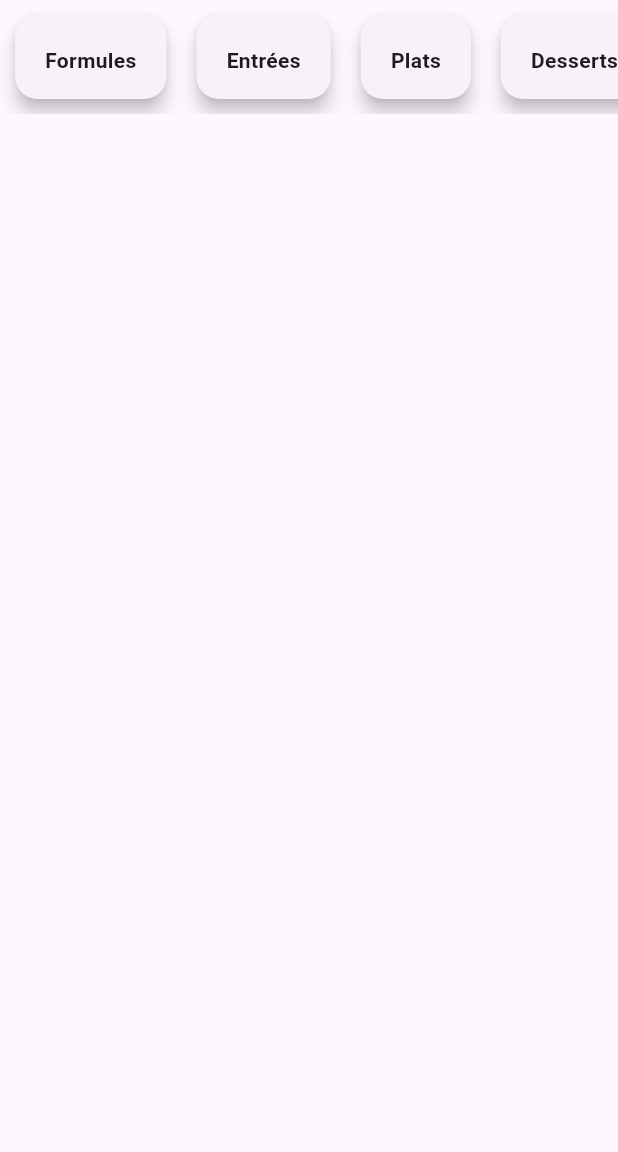
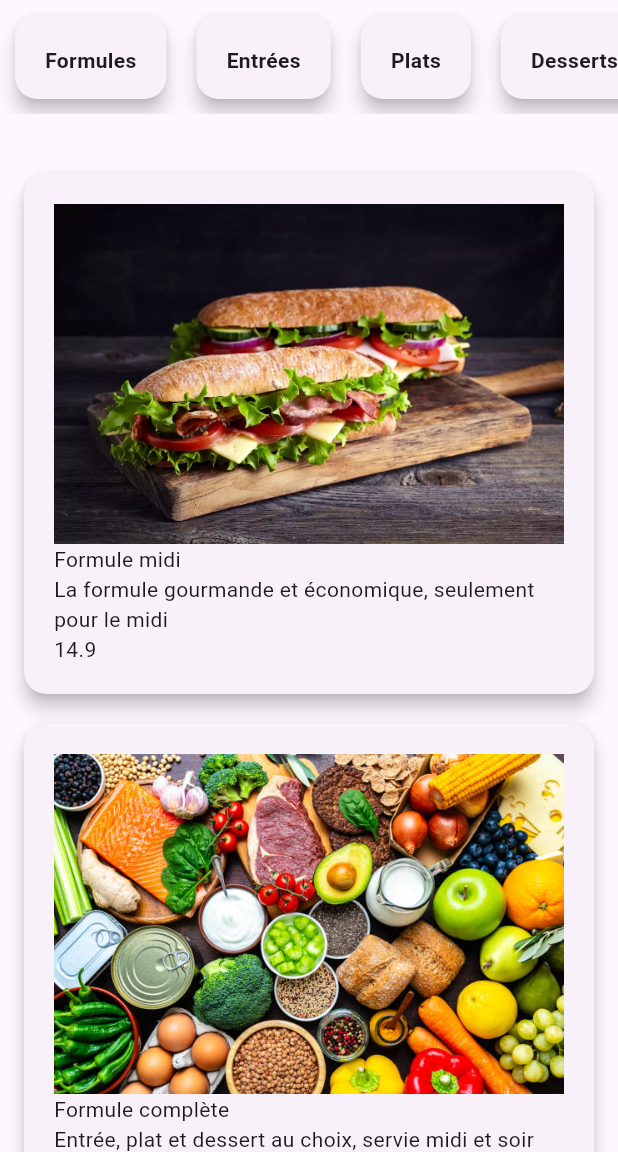
Before and after one commit to Furrioxx/app_restaurant, a Flutter app: the screen it shows after launch, on a phone screen of 412 x 824 dp, the part 84-1236 px from its top. Run offline on Flutter 3.47's test engine with Material 3 defaults, Android fonts, the phone set to English and light mode, and no system bars; missing offline and left inert: dart:ffi.

Commit message:
create dishes column visual

```diff
--- a/lib/main.dart
+++ b/lib/main.dart
@@ -1,3 +1,4 @@
+import 'package:app_restaurant/models/dish.dart';
 import 'package:flutter/material.dart';
 
 void main() {
@@ -19,17 +20,48 @@ class Home extends StatelessWidget {
   }
 }
 
-class MenuPage extends StatelessWidget {
+class MenuPage extends StatefulWidget {
   MenuPage({super.key, required this.title});
   final String title;
-  final List<String> _categories = ["Formules", "Entrées", "Plats", "Desserts", "Boissons"];
+  final List<String> _categories = [FORMULES, ENTREES, PLATS, DESSERTS, BOISSONS];
+  static const String FORMULES = "Formules";
+  static const String ENTREES = "Entrées";
+  static const String PLATS = "Plats";
+  static const String DESSERTS = "Desserts";
+  static const String BOISSONS = "Boissons";
+
+  @override
+  State<MenuPage> createState() => MenuPageState();
+}
+
+class MenuPageState extends State<MenuPage>{
+
+  String _selectedCategory = MenuPage.FORMULES;
+  List<Dish> _visibleDishes = [];
+  List<Dish> _dishes = [];
+
+  MenuPageState() {
+    _dishes = Dish.initDishes();
+    _visibleDishes = getDishesForCategory(MenuPage.FORMULES);
+  }
+
+  void switchCategory(String category){
+    setState(() {
+      _selectedCategory = category;
+      _visibleDishes = getDishesForCategory(_selectedCategory);
+    });
+  }
+
+  List<Dish> getDishesForCategory(String category) {
+    return _dishes.where((dish) => dish.category == category).toList();
+  }
 
   @override
   Widget build(BuildContext context) {
     return Scaffold(
         appBar: AppBar(
           backgroundColor: Theme.of(context).colorScheme.inversePrimary,
-        title: Text(title),
+          title: Text(widget.title),
         ),
         body: SingleChildScrollView(
           child: Center(
@@ -41,8 +73,10 @@ class MenuPage extends StatelessWidget {
                   child: ListView(
                     scrollDirection: Axis.horizontal,
                     children: [
-                    for (final category in _categories)
-                      Card(
+                      for (final category in widget._categories)
+                        GestureDetector(
+                          onTap: () => switchCategory(category),
+                          child: Card(
                               margin: EdgeInsets.all(10),
                               elevation: 5,
                               shape: RoundedRectangleBorder(
@@ -56,6 +90,7 @@ class MenuPage extends StatelessWidget {
                                 ),
                                 ),
                               )
+                          ),
                         )
                     ],
                   ),
@@ -66,7 +101,30 @@ class MenuPage extends StatelessWidget {
                 Column(
                   mainAxisAlignment: .center,
                   children: [
-                  // todo
+                    for (final dish in _visibleDishes)
+                      Container(
+                        width: 400,
+                        child: Card(
+                          margin: EdgeInsets.all(10),
+                          elevation: 5,
+                          shape: RoundedRectangleBorder(
+                              borderRadius: BorderRadius.circular(15)
+                          ),
+                          child: Padding(
+                              padding: EdgeInsets.all(20),
+                              child: Column(
+                                mainAxisAlignment: .start,
+                                crossAxisAlignment: .start,
+                                children: [
+                                  Image.asset(dish.imagePath),
+                                  Text(dish.name),
+                                  Text(dish.description),
+                                  Text(dish.price.toString())
+                                ],
+                              )
+                          ),
+                        ),
+                      )
                   ],
                 )
               ],
--- /dev/null
+++ b/lib/models/dish.dart
@@ -0,0 +1,140 @@
+import 'dart:ffi';
+
+import 'package:app_restaurant/main.dart';
+
+class Dish {
+  const Dish(
+      {
+        required this.name,
+        required this.description,
+        required this.imagePath,
+        required this.category,
+        required this.price
+      }
+    );
+
+  final String name;
+  final String description;
+  final String imagePath;
+  final String category;
+  final double price;
+
+  static List<Dish> initDishes() {
+    return [
+      // ---------- FORMULES ----------
+      Dish(
+        name: "Formule midi",
+        description: "La formule gourmande et économique, seulement pour le midi",
+        imagePath: "assets/images/formules/formule_midi.jpg",
+        category: MenuPage.FORMULES,
+        price: 14.90,
+      ),
+      Dish(
+        name: "Formule complète",
+        description: "Entrée, plat et dessert au choix, servie midi et soir",
+        imagePath: "assets/images/formules/formule_complete.jpg",
+        category: MenuPage.FORMULES,
+        price: 24.50,
+      ),
+      Dish(
+        name: "Formule express",
+        description: "Plat du jour et boisson, idéale pour une pause rapide",
+        imagePath: "assets/images/formules/formule_express.jpg",
+        category: MenuPage.FORMULES,
+        price: 11.90,
+      ),
+
+      // ---------- ENTRÉES ----------
+      Dish(
+        name: "Salade de chèvre chaud",
+        description: "Mesclun, toasts de chèvre, miel et noix",
+        imagePath: "assets/images/entrees/salade_chevre.jpg",
+        category: MenuPage.ENTREES,
+        price: 8.50,
+      ),
+      Dish(
+        name: "Velouté de potimarron",
+        description: "Crème fraîche et éclats de châtaignes",
+        imagePath: "assets/images/entrees/veloute_potimarron.jpg",
+        category: MenuPage.ENTREES,
+        price: 7.00,
+      ),
+      Dish(
+        name: "Terrine de campagne",
+        description: "Servie avec cornichons et pain grillé",
+        imagePath: "assets/images/entrees/terrine_campagne.jpg",
+        category: MenuPage.ENTREES,
+        price: 7.50,
+      ),
+
+      // ---------- PLATS ----------
+      Dish(
+        name: "Burger maison",
+        description: "Bœuf, cheddar, oignons confits et frites maison",
+        imagePath: "assets/images/plats/burger_maison.jpg",
+        category: MenuPage.PLATS,
+        price: 15.90,
+      ),
+      Dish(
+        name: "Risotto aux champignons",
+        description: "Riz crémeux, champignons de saison et parmesan",
+        imagePath: "assets/images/plats/risotto_champignons.jpg",
+        category: MenuPage.PLATS,
+        price: 14.50,
+      ),
+      Dish(
+        name: "Filet de saumon",
+        description: "Saumon rôti, purée de patate douce et légumes verts",
+        imagePath: "assets/images/plats/filet_saumon.jpg",
+        category: MenuPage.PLATS,
+        price: 17.50,
+      ),
+
+      // ---------- DESSERTS ----------
+      Dish(
+        name: "Tarte au citron meringuée",
+        description: "Pâte sablée, crème de citron et meringue dorée",
+        imagePath: "assets/images/desserts/tarte_citron.jpg",
+        category: MenuPage.DESSERTS,
+        price: 6.50,
+      ),
+      Dish(
+        name: "Fondant au chocolat",
+        description: "Cœur coulant, servi avec une boule de vanille",
+        imagePath: "assets/images/desserts/fondant_chocolat.jpg",
+        category: MenuPage.DESSERTS,
+        price: 7.00,
+      ),
+      Dish(
+        name: "Panna cotta",
+        description: "Coulis de fruits rouges",
+        imagePath: "assets/images/desserts/panna_cotta.jpg",
+        category: MenuPage.DESSERTS,
+        price: 6.00,
+      ),
+
+      // ---------- BOISSONS ----------
+      Dish(
+        name: "Eau minérale",
+        description: "Plate ou gazeuse, 50 cl",
+        imagePath: "assets/images/boissons/eau_minerale.jpg",
+        category: MenuPage.BOISSONS,
+        price: 2.50,
+      ),
+      Dish(
+        name: "Limonade artisanale",
+        description: "Citron pressé et menthe fraîche",
+        imagePath: "assets/images/boissons/limonade.jpg",
+        category: MenuPage.BOISSONS,
+        price: 4.00,
+      ),
+      Dish(
+        name: "Café",
+        description: "Expresso ou allongé",
+        imagePath: "assets/images/boissons/cafe.jpg",
+        category: MenuPage.BOISSONS,
+        price: 2.00,
+      ),
+    ];
+  }
+}
--- a/pubspec.yaml
+++ b/pubspec.yaml
@@ -56,6 +56,12 @@ flutter:
   # included with your application, so that you can use the icons in
   # the material Icons class.
   uses-material-design: true
+  assets:
+    - assets/images/formules/
+    - assets/images/plats/
+    - assets/images/entrees/
+    - assets/images/desserts/
+    - assets/images/boissons/
 
   # To add assets to your application, add an assets section, like this:
   # assets:
```
Also changed, not shown: assets/images/boissons/cafe.jpg (added), assets/images/boissons/eau_minerale.jpg (added), assets/images/boissons/limonade.jpg (added), assets/images/desserts/fondant_chocolat.jpg (added), assets/images/desserts/panna_cotta.jpg (added), assets/images/desserts/tarte_citron.jpg (added), assets/images/entrees/salade_chevre.jpg (added), assets/images/entrees/terrine_campagne.jpg (added), assets/images/entrees/veloute_potimarron.jpg (added), assets/images/formules/formule_complete.jpg (added), assets/images/formules/formule_express.jpg (added), assets/images/formules/formule_midi.jpg (added), assets/images/plats/burger_maison.jpg (added), assets/images/plats/filet_saumon.jpg (added), 1 more files. Lines whose indentation alone changed are shown as unchanged.
